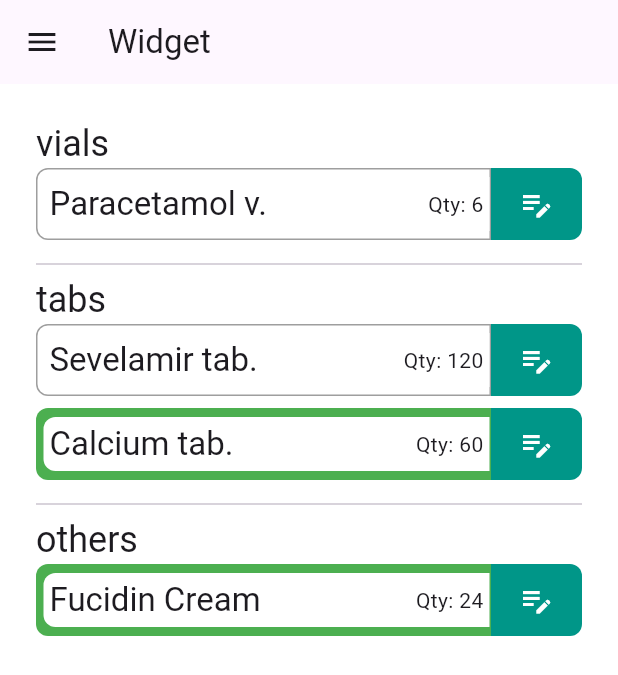
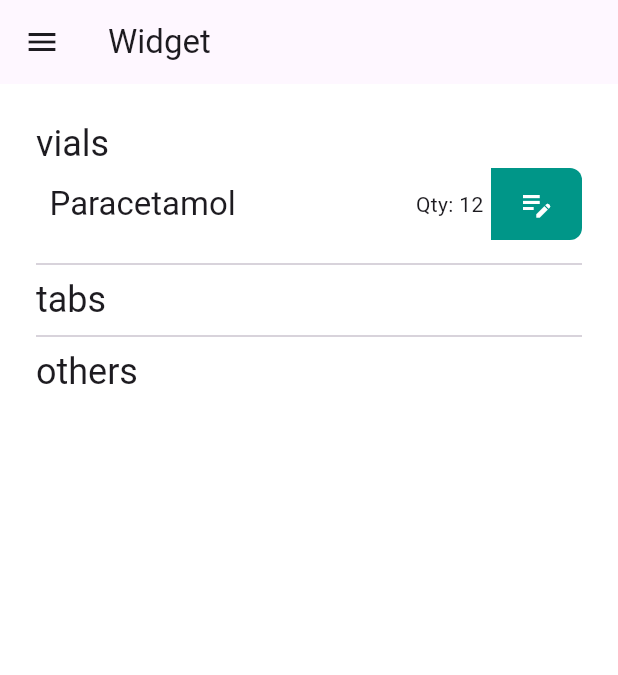
Before and after one commit to aliwaseem27/daily_drugs, a Flutter app: the screen it shows after launch, on a phone screen of 412 x 824 dp. Shown: the top 675 px of the screen. Run offline on Flutter 3.47's test engine with Material 3 defaults, Android fonts, the phone set to English and light mode, and no system bars; our stand-ins replace bloc, flutter_bloc, freezed_annotation, get_it, injectable, isar; accounts and stored records are empty; generated files the repository leaves out were written again.

```diff
--- a/lib/features/drug_collections/data/repositories/drug_collection_repo_impl.dart
+++ b/lib/features/drug_collections/data/repositories/drug_collection_repo_impl.dart
@@ -2,7 +2,7 @@ import 'package:daily_drugs/core/enums/enums.dart';
 import 'package:daily_drugs/features/drug_collections/data/datasources/drug_collections_local_data_source.dart';
 import 'package:daily_drugs/features/drug_collections/domain/entities/drug_collection.dart';
 import 'package:daily_drugs/features/drug_collections/domain/repositories/drug_collection_repo.dart';
-import 'package:daily_drugs/features/new_order/domain/entities/drug.dart';
+import 'package:daily_drugs/features/drug_collections/domain/entities/drug.dart';
 import 'package:injectable/injectable.dart';
 
 @LazySingleton(as: DrugCollectionRepo)
--- a/lib/features/new_order/domain/entities/drug.dart
+++ b/lib/features/drug_collections/domain/entities/drug.dart
@@ -1,15 +1,19 @@
 import '../../../../core/enums/enums.dart';
 
 class Drug {
+  int id;
   String name;
   int quantity;
-  bool isSelected;
+  int minQuantity;
+  int maxQuantity;
   Category category;
 
   Drug({
+    required this.id,
     required this.name,
     required this.quantity,
-    this.isSelected = false,
+    required this.minQuantity,
+    required this.maxQuantity,
     required this.category,
   });
 }
--- a/lib/features/drug_collections/domain/entities/drug_collection.dart
+++ b/lib/features/drug_collections/domain/entities/drug_collection.dart
@@ -1,7 +1,7 @@
-import '../../../new_order/domain/entities/drug.dart';
+import 'drug.dart';
 
 class DrugCollection {
-  final String id;
+  final int id;
   final String name;
   final String description;
   final List<Drug> drugs;
@@ -9,7 +9,7 @@ class DrugCollection {
   DrugCollection({
     required this.id,
     required this.name,
-    this.description = "",
+    required this.description,
     required this.drugs,
   });
 }
--- a/lib/features/drug_collections/domain/repositories/drug_collection_repo.dart
+++ b/lib/features/drug_collections/domain/repositories/drug_collection_repo.dart
@@ -1,4 +1,4 @@
-import 'package:daily_drugs/features/new_order/domain/entities/drug.dart';
+import 'package:daily_drugs/features/drug_collections/domain/entities/drug.dart';
 import 'package:injectable/injectable.dart';
 
 import '../entities/drug_collection.dart';
--- a/lib/features/new_order/presentation/drugs_order_list_screen/blocs/drugs_order_bloc.dart
+++ b/lib/features/new_order/presentation/drugs_order_list_screen/blocs/drugs_order_bloc.dart
@@ -2,7 +2,7 @@ import 'package:flutter_bloc/flutter_bloc.dart';
 import 'package:freezed_annotation/freezed_annotation.dart';
 
 import '../../../../../core/enums/enums.dart';
-import '../../../domain/entities/drug.dart';
+import '../../../../drug_collections/domain/entities/drug.dart';
 
 
 part 'drugs_order_event.dart';
@@ -15,10 +15,14 @@ class DrugsOrderBloc extends Bloc<DrugsOrderEvent, DrugsOrderState> {
       emit(const DrugsOrderState.loading());
 
       final List<Drug> drugs = [
-        Drug(name: 'Paracetamol v.', category: Category.vials, quantity: 6),
-        Drug(name: 'Sevelamir tab.', category: Category.tabs, quantity: 120, isSelected: false),
-        Drug(name: 'Calcium tab.', category: Category.tabs, quantity: 60, isSelected: true),
-        Drug(name: 'Fucidin Cream', category: Category.others, quantity: 24, isSelected: true),
+        Drug(
+          id: 123,
+          name: "Paracetamol",
+          quantity: 12,
+          minQuantity: 0,
+          maxQuantity: 20,
+          category: Category.vials,
+        ),
       ];
 
       if (drugs.isEmpty) {
--- a/lib/features/new_order/presentation/drugs_order_list_screen/widgets/drug_info_tile.dart
+++ b/lib/features/new_order/presentation/drugs_order_list_screen/widgets/drug_info_tile.dart
@@ -1,7 +1,7 @@
 import 'package:daily_drugs/core/utils/constants/constants.dart';
 import 'package:flutter/material.dart';
 
-import '../../../domain/entities/drug.dart';
+import '../../../../drug_collections/domain/entities/drug.dart';
 
 
 class DrugInfoTile extends StatelessWidget {
@@ -18,9 +18,9 @@ class DrugInfoTile extends StatelessWidget {
       padding: const EdgeInsets.only(left: AppSizes.xs, top: AppSizes.xs, bottom: AppSizes.xs),
       decoration: BoxDecoration(
         border: Border.all(
-          color: drug.isSelected ? Colors.transparent : Colors.black38,
+          color: true ? Colors.transparent : Colors.black38,
         ),
-        color: drug.isSelected ? Colors.green : Colors.transparent,
+        color: false ? Colors.green : Colors.transparent,
         borderRadius: const BorderRadius.only(
           topLeft: Radius.circular(AppSizes.borderRadiusMd),
           bottomLeft: Radius.circular(AppSizes.borderRadiusMd),
--- a/lib/features/new_order/presentation/drugs_order_list_screen/widgets/quantity_customizer.dart
+++ b/lib/features/new_order/presentation/drugs_order_list_screen/widgets/quantity_customizer.dart
@@ -1,7 +1,7 @@
 import 'package:daily_drugs/core/utils/constants/constants.dart';
 import 'package:flutter/material.dart';
 
-import '../../../domain/entities/drug.dart';
+import '../../../../drug_collections/domain/entities/drug.dart';
 
 
 class QuantityCustomizer extends StatelessWidget {
```
Also changed, not shown: lib/features/drug_collections/data/datasources/drug_collections_local_data_source.dart (+17 -17 lines), lib/features/drug_collections/data/models/drug_collection_model.dart (+17 -0 lines), lib/features/drug_collections/data/models/drug_model.dart (added, +24 -0 lines), lib/main.dart (+18 -1 lines), pubspec.yaml (+9 -0 lines), lib/features/drug_collections/data/models/drug_collection_model.g.dart (added), lib/features/drug_collections/data/models/drug_model.g.dart (added), pubspec.lock.
